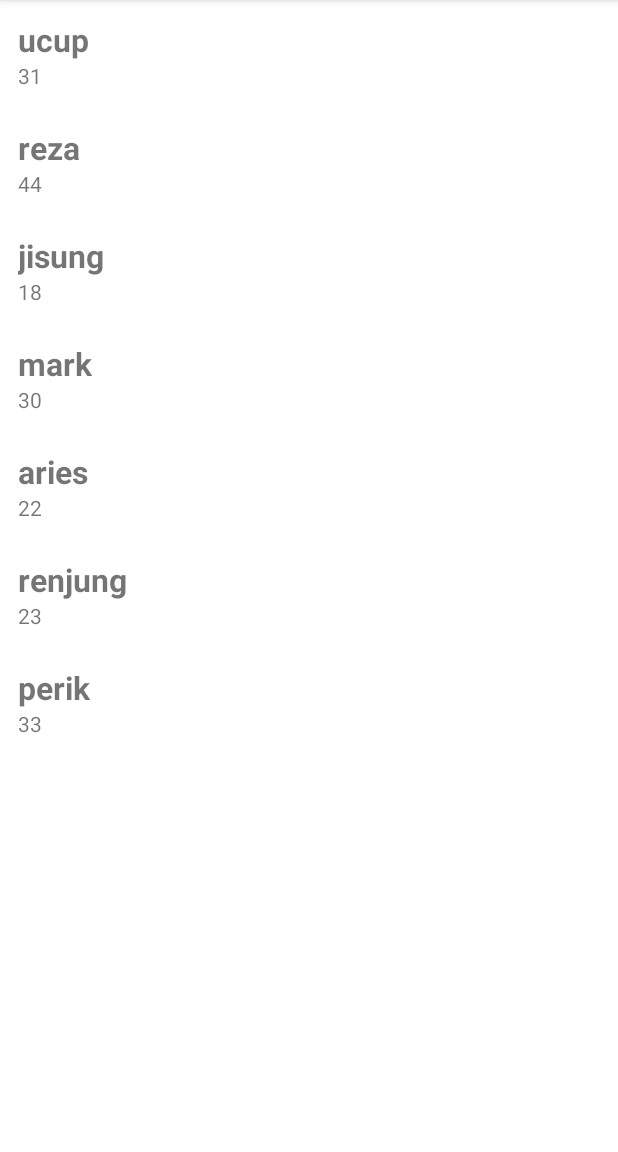
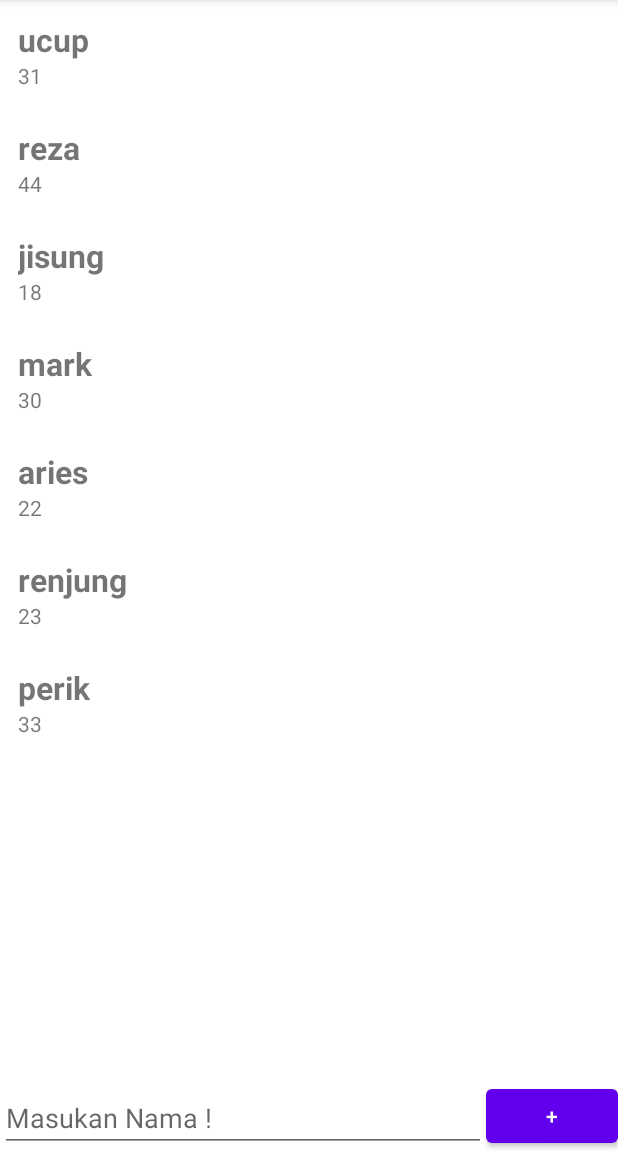
Before and after one commit to josephrach/SuitOsom_Group2_And12Binar, an Android app: the screen it shows after launch (MainActivity), on a phone screen of 412 x 824 dp, the part 84-1236 px from its top. Run offline under Robolectric (Android 15) with nearby library versions, the phone set to English and light mode, and no system bars; 2 statements that could not run were skipped.

Commit message:
baru mau bikin crud

```diff
--- a/projek/binar_suit_chp6/app/src/main/java/com/example/binar_suit_chp6/activity/MainActivity.kt
+++ b/projek/binar_suit_chp6/app/src/main/java/com/example/binar_suit_chp6/activity/MainActivity.kt
@@ -7,14 +7,16 @@ import androidx.recyclerview.widget.RecyclerView
 import com.example.binar_suit_chp6.R
 
 class MainActivity : AppCompatActivity() {
+
+    val image = getDrawable(0)
     private val peopleList = listOf<People>(
-        People("ucup", 31),
-        People("reza", 44),
-        People("jisung", 18),
-        People("mark", 30),
-        People("aries", 22),
-        People("renjung", 23),
-        People("perik",33)
+        People("ucup", 31,this.image),
+        People("reza", 44,image),
+        People("jisung", 18,image),
+        People("mark", 30,image),
+        People("aries", 22,image),
+        People("renjung", 23,image),
+        People("perik",33,image)
     )
 
     override fun onCreate(savedInstanceState: Bundle?) {
--- a/projek/binar_suit_chp6/app/src/main/java/com/example/binar_suit_chp6/activity/People.kt
+++ b/projek/binar_suit_chp6/app/src/main/java/com/example/binar_suit_chp6/activity/People.kt
@@ -1,6 +1,9 @@
 package com.example.binar_suit_chp6.activity
+
+import android.graphics.drawable.Drawable
 
 data class People(
     val name :String,
-    val age :Int
+    val age :Int,
+    val image :Drawable?
 )
--- a/projek/binar_suit_chp6/app/src/main/java/com/example/binar_suit_chp6/activity/PeopleViewHolder.kt
+++ b/projek/binar_suit_chp6/app/src/main/java/com/example/binar_suit_chp6/activity/PeopleViewHolder.kt
@@ -1,6 +1,7 @@
 package com.example.binar_suit_chp6.activity
 
 import android.view.View
+import android.widget.ImageView
 import android.widget.TextView
 import androidx.recyclerview.widget.RecyclerView
 import com.example.binar_suit_chp6.R
@@ -10,8 +11,10 @@ class PeopleViewHolder(view: View) : RecyclerView.ViewHolder(view) {
     fun bind(people: People){
         val tvName :TextView = itemView.findViewById(R.id.item_tv_name)
         val tvAge :TextView = itemView.findViewById(R.id.item_tv_age)
+        val tvImage :ImageView = itemView.findViewById(R.id.item_tv_image)
 
         tvName.text = people.name
         tvAge.text = people.age.toString()
+        tvImage.resources.
     }
 }
--- a/projek/binar_suit_chp6/app/src/main/res/layout/activity_main.xml
+++ b/projek/binar_suit_chp6/app/src/main/res/layout/activity_main.xml
@@ -11,4 +11,22 @@
         android:layout_width="match_parent"
         android:layout_height="match_parent"/>
 
+    <EditText
+        android:id="@+id/main_et_add"
+        android:layout_width="0dp"
+        android:layout_height="wrap_content"
+        android:hint="@string/hint_et"
+        app:layout_constraintBottom_toBottomOf="parent"
+        app:layout_constraintEnd_toStartOf="@+id/button"
+        app:layout_constraintStart_toStartOf="parent" />
+
+    <Button
+
+        android:id="@+id/button"
+        android:layout_width="wrap_content"
+        android:layout_height="wrap_content"
+        android:text="@string/plus"
+        app:layout_constraintBottom_toBottomOf="parent"
+        app:layout_constraintEnd_toEndOf="parent" />
+
 </androidx.constraintlayout.widget.ConstraintLayout>
--- a/projek/binar_suit_chp6/app/src/main/res/layout/item_people.xml
+++ b/projek/binar_suit_chp6/app/src/main/res/layout/item_people.xml
@@ -18,4 +18,9 @@
         android:layout_height="wrap_content"
         android:text="umur"
         android:id="@+id/item_tv_age"/>
+
+    <ImageView
+        android:id="@+id/item_tv_image"
+        android:layout_width="wrap_content"
+        android:layout_height="wrap_content"/>
 </LinearLayout>
--- a/projek/binar_suit_chp6/app/src/main/res/values/strings.xml
+++ b/projek/binar_suit_chp6/app/src/main/res/values/strings.xml
@@ -1,3 +1,5 @@
 <resources>
     <string name="app_name">binar_suit_chp6</string>
+    <string name="hint_et">Masukan Nama !</string>
+    <string name="plus">+</string>
 </resources>
```
Also changed, not shown: projek/binar_suit_chp6/app/src/main/res/drawable/WhatsApp_Image_2022-05-21_at_5.47.27_PM-removebg-preview.png (added).
